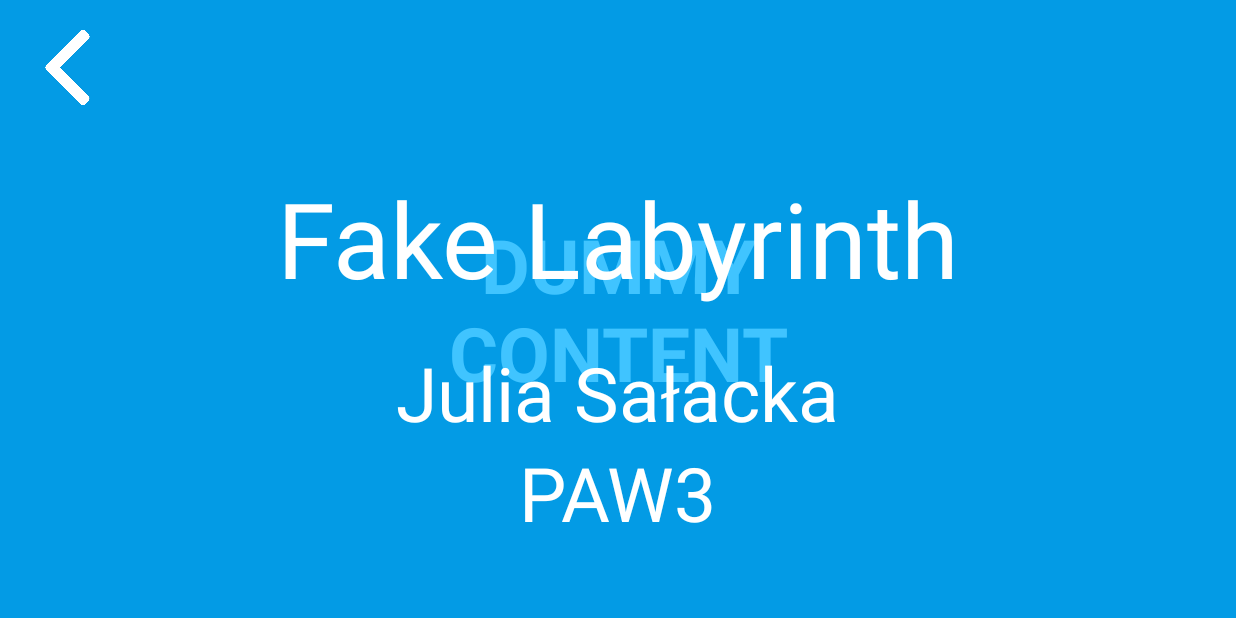
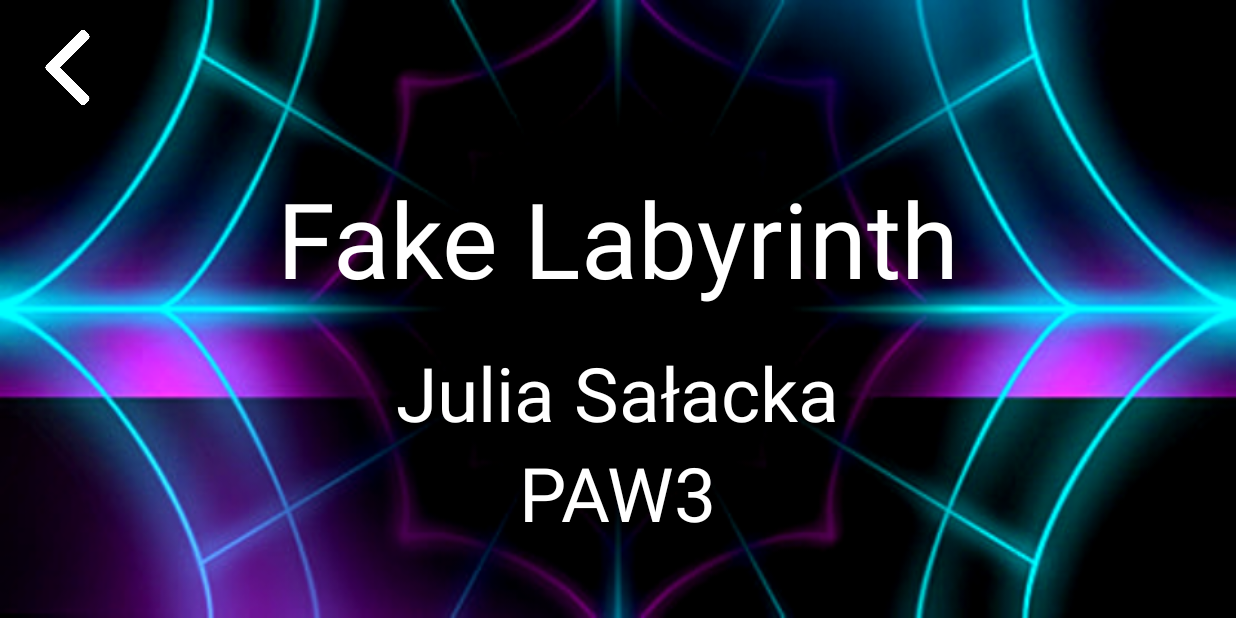
Before and after one commit to Julia-Sal/MobileGame, an Android app: the Info screen opened directly, with no data from a screen before it, on a phone screen of 824 x 412 dp (held sideways). Run offline under Robolectric (Android 15) with nearby library versions, the phone set to English and light mode, and no system bars.

Commit message:
Potencjelnie gotowe

```diff
--- a/app/src/main/java/com/jsfsapps/pam/FullscreenActivity.kt
+++ b/app/src/main/java/com/jsfsapps/pam/FullscreenActivity.kt
@@ -53,7 +53,6 @@ class FullscreenActivity : AppCompatActivity(){
             imgAngrySpider = binding.imgAngrySpider,
             txtPoints = binding.txtPoints,
             txtGameOver = binding.txtGameOver,
-            txtGameOverPoints = binding.txtGameOverPoints,
             layout = binding.webLayout
         )
     }
--- a/app/src/main/res/layout/activity_info.xml
+++ b/app/src/main/res/layout/activity_info.xml
@@ -3,7 +3,7 @@
     xmlns:tools="http://schemas.android.com/tools"
     android:layout_width="match_parent"
     android:layout_height="match_parent"
-    android:background="?attr/fullscreenBackgroundColor"
+    android:background="@drawable/background_web_dark"
     android:theme="@style/ThemeOverlay.PAM.FullscreenContainer"
     tools:context=".Info">
 
@@ -16,7 +16,6 @@
         android:layout_height="match_parent"
         android:gravity="center"
         android:keepScreenOn="true"
-        android:text="@string/dummy_content"
         android:textColor="?attr/fullscreenTextColor"
         android:textSize="50sp"
         android:textStyle="bold" />
```
Also changed, not shown: app/src/main/java/com/jsfsapps/pam/GameMovement.kt (+5 -6 lines), app/src/main/res/layout/activity_fullscreen.xml (+0 -10 lines).
